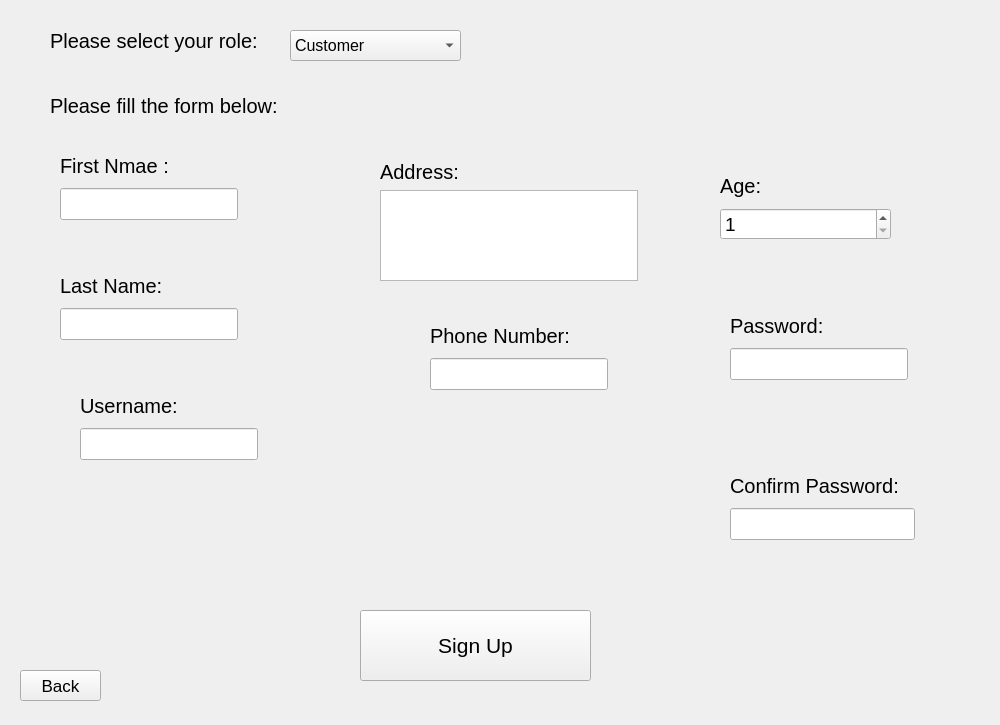
Old version of the form source/sign_up_page.ui in the repository NimaMousavian/FBT-Market-Management-Application.
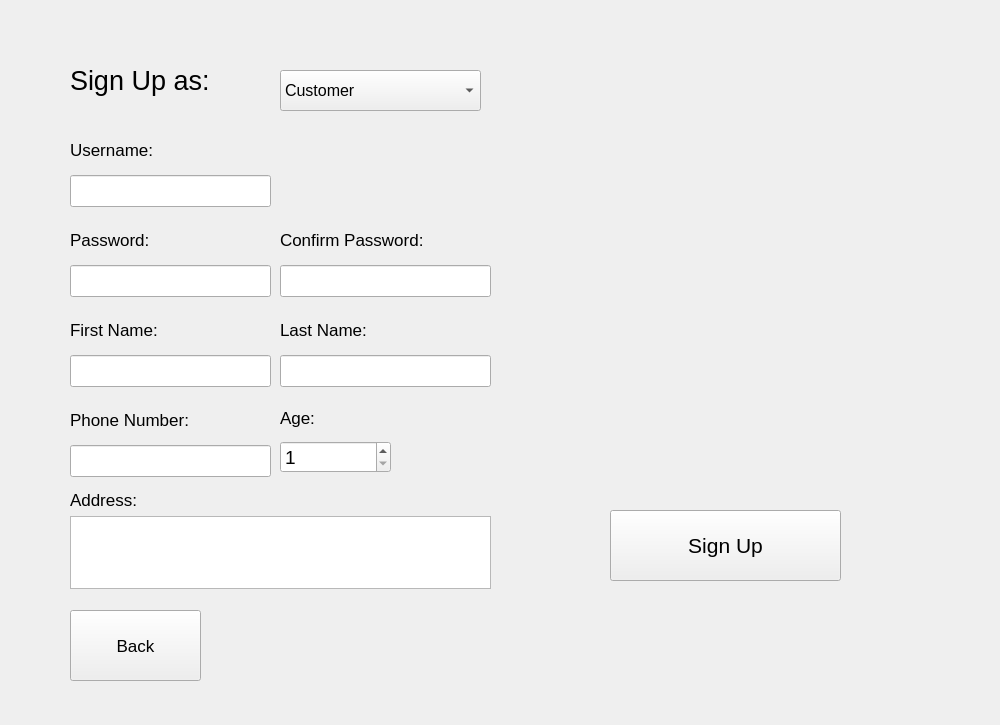
New version of the form. Icons and pictures are not drawn.

Commit message: Hourieh: home, login and signUp page UIs completed and about us page added :))

What changed in the file:
```diff
--- a/source/sign_up_page.ui
+++ b/source/sign_up_page.ui
@@ -10,20 +10,27 @@
     <height>725</height>
    </rect>
   </property>
+  <property name="font">
+   <font>
+    <family>MS Shell Dlg 2</family>
+    <pointsize>8</pointsize>
+   </font>
+  </property>
   <property name="windowTitle">
    <string>Form</string>
   </property>
   <widget class="QPushButton" name="back_push">
    <property name="geometry">
     <rect>
-     <x>20</x>
-     <y>670</y>
-     <width>81</width>
-     <height>31</height>
+     <x>70</x>
+     <y>610</y>
+     <width>131</width>
+     <height>71</height>
     </rect>
    </property>
    <property name="font">
     <font>
+     <family>MS Shell Dlg 2</family>
      <pointsize>13</pointsize>
     </font>
    </property>
@@ -37,14 +44,15 @@
   <widget class="QPushButton" name="sign_push">
    <property name="geometry">
     <rect>
-     <x>360</x>
-     <y>610</y>
+     <x>610</x>
+     <y>510</y>
      <width>231</width>
      <height>71</height>
     </rect>
    </property>
    <property name="font">
     <font>
+     <family>MS Shell Dlg 2</family>
      <pointsize>16</pointsize>
     </font>
    </property>
@@ -58,10 +66,10 @@
   <widget class="QWidget" name="layoutWidget">
    <property name="geometry">
     <rect>
-     <x>60</x>
-     <y>270</y>
-     <width>178</width>
-     <height>70</height>
+     <x>280</x>
+     <y>310</y>
+     <width>211</width>
+     <height>77</height>
     </rect>
    </property>
    <layout class="QVBoxLayout" name="verticalLayout_4">
@@ -69,7 +77,8 @@
      <widget class="QLabel" name="label_2">
       <property name="font">
        <font>
-        <pointsize>15</pointsize>
+        <family>MS Shell Dlg 2</family>
+        <pointsize>13</pointsize>
        </font>
       </property>
       <property name="text">
@@ -81,6 +90,7 @@
      <widget class="QLineEdit" name="lastNmae_le">
       <property name="font">
        <font>
+        <family>MS Shell Dlg 2</family>
         <pointsize>15</pointsize>
        </font>
       </property>
@@ -91,18 +101,22 @@
   <widget class="QWidget" name="layoutWidget">
    <property name="geometry">
     <rect>
-     <x>720</x>
-     <y>170</y>
-     <width>171</width>
-     <height>70</height>
+     <x>280</x>
+     <y>400</y>
+     <width>111</width>
+     <height>73</height>
     </rect>
    </property>
    <layout class="QVBoxLayout" name="verticalLayout_5">
+    <property name="sizeConstraint">
+     <enum>QLayout::SetNoConstraint</enum>
+    </property>
     <item>
      <widget class="QLabel" name="label_3">
       <property name="font">
        <font>
-        <pointsize>15</pointsize>
+        <family>MS Shell Dlg 2</family>
+        <pointsize>13</pointsize>
        </font>
       </property>
       <property name="text">
@@ -112,8 +126,15 @@
     </item>
     <item>
      <widget class="QSpinBox" name="age_spin">
+      <property name="sizePolicy">
+       <sizepolicy hsizetype="Minimum" vsizetype="Fixed">
+        <horstretch>0</horstretch>
+        <verstretch>0</verstretch>
+       </sizepolicy>
+      </property>
       <property name="font">
        <font>
+        <family>MS Shell Dlg 2</family>
         <pointsize>14</pointsize>
        </font>
       </property>
@@ -130,10 +151,10 @@
   <widget class="QWidget" name="layoutWidget">
    <property name="geometry">
     <rect>
-     <x>730</x>
-     <y>470</y>
-     <width>185</width>
-     <height>70</height>
+     <x>280</x>
+     <y>220</y>
+     <width>211</width>
+     <height>77</height>
     </rect>
    </property>
    <layout class="QVBoxLayout" name="verticalLayout_10">
@@ -141,7 +162,8 @@
      <widget class="QLabel" name="label_10">
       <property name="font">
        <font>
-        <pointsize>15</pointsize>
+        <family>MS Shell Dlg 2</family>
+        <pointsize>13</pointsize>
        </font>
       </property>
       <property name="text">
@@ -153,6 +175,7 @@
      <widget class="QLineEdit" name="confPassword_le">
       <property name="font">
        <font>
+        <family>MS Shell Dlg 2</family>
         <pointsize>15</pointsize>
        </font>
       </property>
@@ -163,10 +186,10 @@
   <widget class="QWidget" name="layoutWidget">
    <property name="geometry">
     <rect>
-     <x>80</x>
-     <y>390</y>
-     <width>178</width>
-     <height>70</height>
+     <x>70</x>
+     <y>130</y>
+     <width>201</width>
+     <height>77</height>
     </rect>
    </property>
    <layout class="QVBoxLayout" name="verticalLayout_8">
@@ -174,7 +197,8 @@
      <widget class="QLabel" name="label_8">
       <property name="font">
        <font>
-        <pointsize>15</pointsize>
+        <family>MS Shell Dlg 2</family>
+        <pointsize>13</pointsize>
        </font>
       </property>
       <property name="text">
@@ -186,6 +210,7 @@
      <widget class="QLineEdit" name="username_le">
       <property name="font">
        <font>
+        <family>MS Shell Dlg 2</family>
         <pointsize>15</pointsize>
        </font>
       </property>
@@ -196,10 +221,10 @@
   <widget class="QWidget" name="layoutWidget">
    <property name="geometry">
     <rect>
-     <x>380</x>
-     <y>160</y>
-     <width>258</width>
-     <height>121</height>
+     <x>70</x>
+     <y>490</y>
+     <width>421</width>
+     <height>99</height>
     </rect>
    </property>
    <layout class="QVBoxLayout" name="verticalLayout_3">
@@ -207,7 +232,8 @@
      <widget class="QLabel" name="label_6">
       <property name="font">
        <font>
-        <pointsize>15</pointsize>
+        <family>MS Shell Dlg 2</family>
+        <pointsize>13</pointsize>
        </font>
       </property>
       <property name="text">
@@ -219,6 +245,7 @@
      <widget class="QTextEdit" name="address_te">
       <property name="font">
        <font>
+        <family>MS Shell Dlg 2</family>
         <pointsize>13</pointsize>
        </font>
       </property>
@@ -229,10 +256,10 @@
   <widget class="QWidget" name="layoutWidget">
    <property name="geometry">
     <rect>
-     <x>730</x>
-     <y>310</y>
-     <width>178</width>
-     <height>70</height>
+     <x>70</x>
+     <y>220</y>
+     <width>201</width>
+     <height>77</height>
     </rect>
    </property>
    <layout class="QVBoxLayout" name="verticalLayout_9">
@@ -240,7 +267,8 @@
      <widget class="QLabel" name="label_9">
       <property name="font">
        <font>
-        <pointsize>15</pointsize>
+        <family>MS Shell Dlg 2</family>
+        <pointsize>13</pointsize>
        </font>
       </property>
       <property name="text">
@@ -252,6 +280,7 @@
      <widget class="QLineEdit" name="password_le">
       <property name="font">
        <font>
+        <family>MS Shell Dlg 2</family>
         <pointsize>15</pointsize>
        </font>
       </property>
@@ -262,10 +291,10 @@
   <widget class="QWidget" name="layoutWidget">
    <property name="geometry">
     <rect>
-     <x>430</x>
-     <y>320</y>
-     <width>178</width>
-     <height>70</height>
+     <x>70</x>
+     <y>400</y>
+     <width>201</width>
+     <height>77</height>
     </rect>
    </property>
    <layout class="QVBoxLayout" name="verticalLayout_7">
@@ -273,7 +302,8 @@
      <widget class="QLabel" name="label_7">
       <property name="font">
        <font>
-        <pointsize>15</pointsize>
+        <family>MS Shell Dlg 2</family>
+        <pointsize>13</pointsize>
        </font>
       </property>
       <property name="text">
@@ -285,6 +315,7 @@
      <widget class="QLineEdit" name="phoneNumber_le">
       <property name="font">
        <font>
+        <family>MS Shell Dlg 2</family>
         <pointsize>15</pointsize>
        </font>
       </property>
@@ -295,10 +326,10 @@
   <widget class="QWidget" name="layoutWidget">
    <property name="geometry">
     <rect>
-     <x>60</x>
-     <y>150</y>
-     <width>178</width>
-     <height>70</height>
+     <x>70</x>
+     <y>310</y>
+     <width>201</width>
+     <height>77</height>
     </rect>
    </property>
    <layout class="QVBoxLayout" name="verticalLayout">
@@ -306,11 +337,12 @@
      <widget class="QLabel" name="label">
       <property name="font">
        <font>
-        <pointsize>15</pointsize>
+        <family>MS Shell Dlg 2</family>
+        <pointsize>13</pointsize>
        </font>
       </property>
       <property name="text">
-       <string>First Nmae :</string>
+       <string>First Name:</string>
       </property>
      </widget>
     </item>
@@ -318,6 +350,7 @@
      <widget class="QLineEdit" name="firstNmae_le">
       <property name="font">
        <font>
+        <family>MS Shell Dlg 2</family>
         <pointsize>15</pointsize>
        </font>
       </property>
@@ -331,32 +364,34 @@
   <widget class="QLabel" name="label_11">
    <property name="geometry">
     <rect>
-     <x>50</x>
-     <y>20</y>
-     <width>231</width>
-     <height>41</height>
+     <x>70</x>
+     <y>50</y>
+     <width>181</width>
+     <height>61</height>
     </rect>
    </property>
    <property name="font">
     <font>
-     <pointsize>15</pointsize>
+     <family>MS Shell Dlg 2</family>
+     <pointsize>20</pointsize>
     </font>
    </property>
    <property name="text">
-    <string>Please select your role: </string>
+    <string>Sign Up as:</string>
    </property>
   </widget>
   <widget class="QComboBox" name="comboBox">
    <property name="geometry">
     <rect>
-     <x>290</x>
-     <y>30</y>
-     <width>171</width>
-     <height>31</height>
+     <x>280</x>
+     <y>70</y>
+     <width>201</width>
+     <height>41</height>
     </rect>
    </property>
    <property name="font">
     <font>
+     <family>MS Shell Dlg 2</family>
      <pointsize>12</pointsize>
     </font>
    </property>
@@ -374,19 +409,17 @@
   <widget class="QLabel" name="label_12">
    <property name="geometry">
     <rect>
-     <x>50</x>
-     <y>90</y>
-     <width>251</width>
-     <height>31</height>
+     <x>480</x>
+     <y>20</y>
+     <width>471</width>
+     <height>481</height>
     </rect>
    </property>
-   <property name="font">
-    <font>
-     <pointsize>15</pointsize>
-    </font>
-   </property>
    <property name="text">
-    <string>Please fill the form below:</string>
+    <string/>
+   </property>
+   <property name="pixmap">
+    <pixmap resource="../images/images.qrc">:/signup_pic.png</pixmap>
    </property>
   </widget>
  </widget>
```
Left out of the diff: 7 changed lines with no effect on the pictures. The commit also changes 20 other files.
